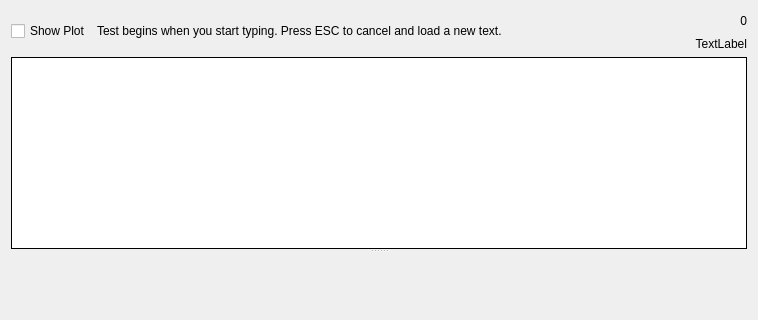
This is quizzer.ui in coryo/amphetype2 as Qt 5 draws it before an edit; both pictures show x 0 to 758 and y 0 to 320 of the 758 by 463 pixel window. The edited form follows.
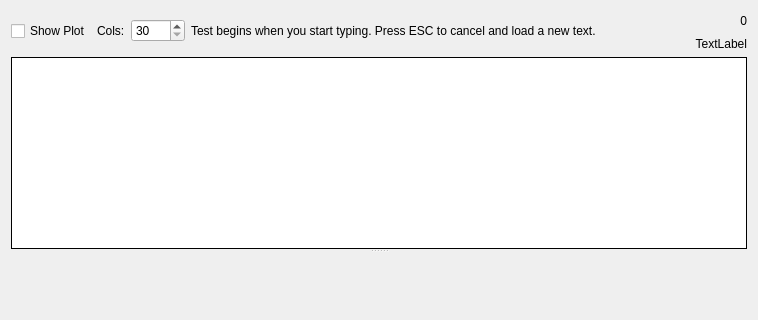
This is the edited form. Custom widgets are drawn as their Qt base class.

Commit message:
ui changes and custom word wrap
The way I wanted to have the 'cursor' displayed didn't work with the
standard word wrapping because it wont have a space at the end of a
line. So when the cursor is on the space between two words at a wrap
point, it won't be visible.

The text is now manually word wrapped to a specified max column width,
and the moveCursor is hacked together to work with it.

posToListPos converts a position value into a (row,column) value in a
List of stings.

The edit to the form file:
```diff
--- a/quizzer.ui
+++ b/quizzer.ui
@@ -16,7 +16,7 @@
   <layout class="QGridLayout" name="gridLayout_2">
    <item row="0" column="0">
     <layout class="QGridLayout" name="gridLayout">
-     <item row="0" column="3">
+     <item row="0" column="5">
       <widget class="QLabel" name="timerLabel">
        <property name="sizePolicy">
         <sizepolicy hsizetype="Fixed" vsizetype="Minimum">
@@ -54,7 +54,7 @@
        </property>
       </widget>
      </item>
-     <item row="1" column="2" colspan="2">
+     <item row="1" column="4" colspan="2">
       <widget class="QLabel" name="result">
        <property name="sizePolicy">
         <sizepolicy hsizetype="Preferred" vsizetype="Minimum">
@@ -76,7 +76,7 @@
        </property>
       </widget>
      </item>
-     <item row="2" column="0" colspan="4">
+     <item row="2" column="0" colspan="6">
       <widget class="QSplitter" name="splitter">
        <property name="orientation">
         <enum>Qt::Vertical</enum>
@@ -107,7 +107,7 @@
          <bool>false</bool>
         </property>
         <property name="lineWrapMode">
-         <enum>QTextEdit::WidgetWidth</enum>
+         <enum>QTextEdit::NoWrap</enum>
         </property>
         <property name="lineWrapColumnOrWidth">
          <number>50</number>
@@ -135,7 +135,7 @@
        </widget>
       </widget>
      </item>
-     <item row="0" column="2">
+     <item row="0" column="4">
       <spacer name="horizontalSpacer_2">
        <property name="orientation">
         <enum>Qt::Horizontal</enum>
@@ -149,6 +149,23 @@
       </spacer>
      </item>
      <item row="0" column="1" rowspan="2">
+      <widget class="QLabel" name="label_2">
+       <property name="text">
+        <string>Cols:</string>
+       </property>
+      </widget>
+     </item>
+     <item row="0" column="2" rowspan="2">
+      <widget class="QSpinBox" name="typerColsSpinBox">
+       <property name="minimum">
+        <number>30</number>
+       </property>
+       <property name="maximum">
+        <number>1000</number>
+       </property>
+      </widget>
+     </item>
+     <item row="0" column="3" rowspan="2">
       <widget class="QLabel" name="label">
        <property name="text">
         <string>Test begins when you start typing. Press ESC to cancel and load a new text.</string>
@@ -157,7 +174,7 @@
      </item>
     </layout>
    </item>
-   <item row="1" column="0">
+   <item row="2" column="0">
     <widget class="Typer" name="typer">
      <property name="sizePolicy">
       <sizepolicy hsizetype="Preferred" vsizetype="Preferred">
@@ -177,6 +194,12 @@
        <height>1</height>
       </size>
      </property>
+     <property name="undoRedoEnabled">
+      <bool>false</bool>
+     </property>
+     <property name="textInteractionFlags">
+      <set>Qt::TextEditable</set>
+     </property>
     </widget>
    </item>
   </layout>
```
The commit also changes 2 other files.
